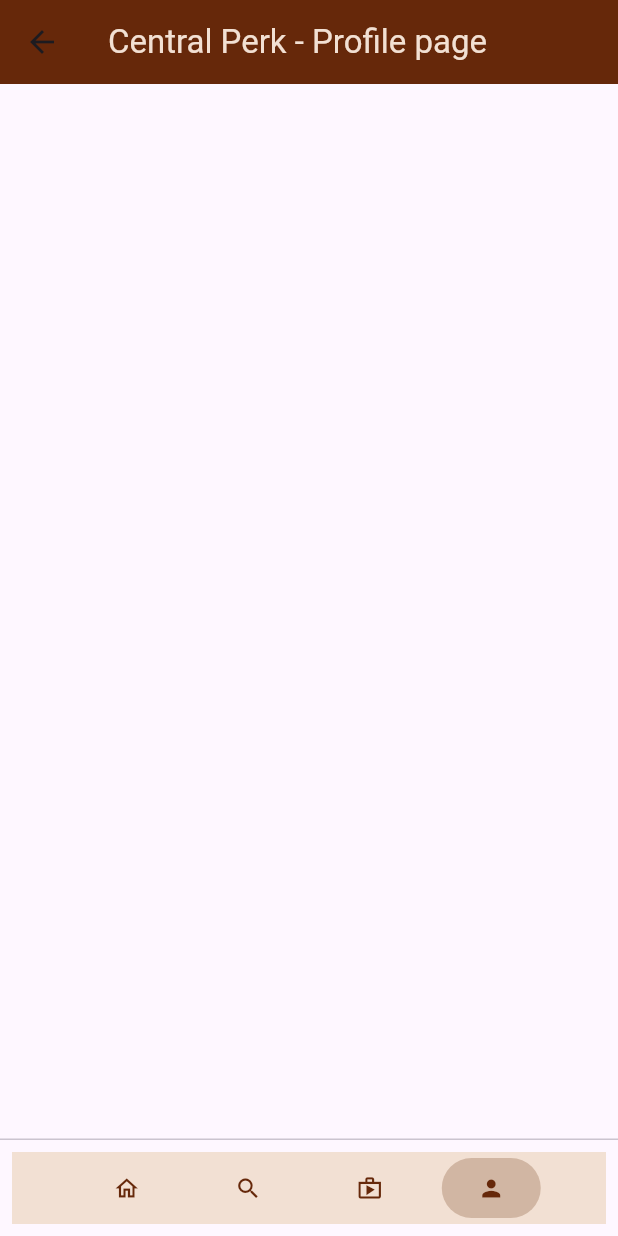
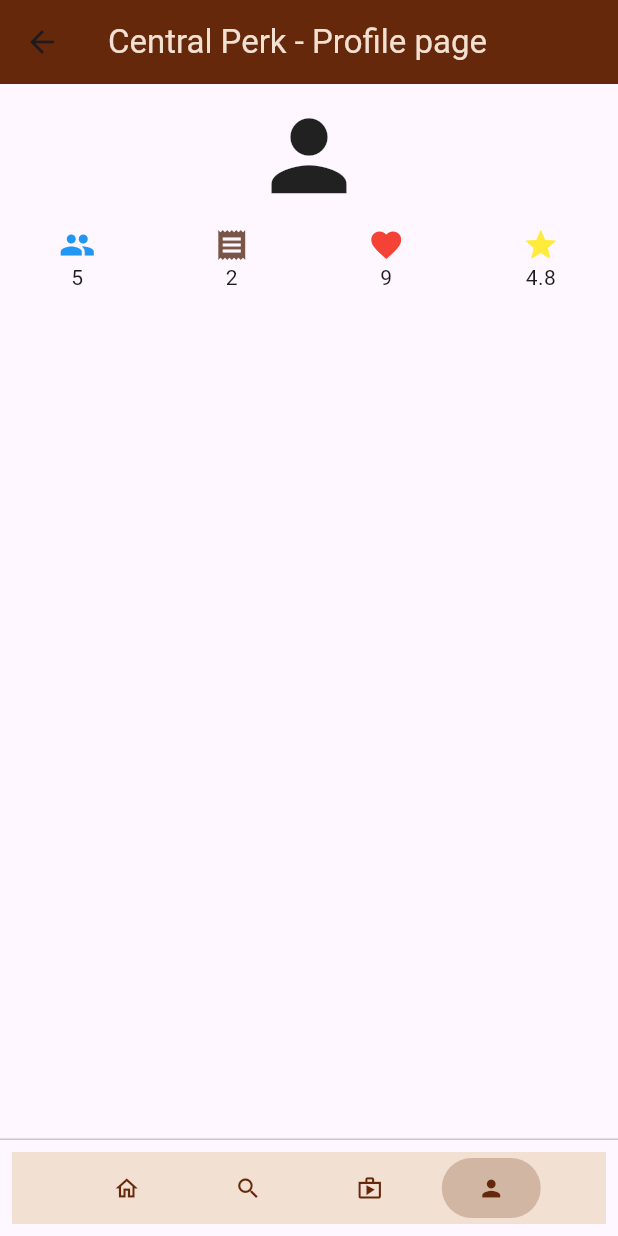
Before and after one commit to YhDiaz/CentralPerk, a Flutter app: the ProfilePage screen opened directly, on a phone screen of 412 x 824 dp. Run offline on Flutter 3.47's test engine with Material 3 defaults, Android fonts, the phone set to English and light mode, and no system bars; our stand-ins replace easy_splash_screen.

Commit message:
Add profile information - Create space for profile image (now it's just an icon). - Display friends information. - Display recipes information. - Display likes information. - Display rating information.

```diff
--- a/lib/pages/page_profile.dart
+++ b/lib/pages/page_profile.dart
@@ -1,12 +1,9 @@
-import 'dart:async';
-
 import 'package:central_perk/models/user_manager.dart';
 import 'package:central_perk/pages/page_search.dart';
 import 'package:central_perk/pages/page_shop.dart';
 import 'package:flutter/material.dart';
 
-class ProfilePage extends StatefulWidget
-{
+class ProfilePage extends StatefulWidget {
   const ProfilePage({super.key, required this.title});
   final String title;
 
@@ -14,87 +11,157 @@
   State<ProfilePage> createState() => _ProfilePageState();
 }
 
-class _ProfilePageState extends State<ProfilePage>
-{
+class _ProfilePageState extends State<ProfilePage> {
   static const double spaceBetweenButtons = 15; //Space between footer buttons
   static const Color footerBarColor =  Color(0xFFF2E0D3);
   static const Color appBarColor = Color(0xFF66280a);
   static const Color appBarTextColor = Color(0xFFF2E0D3);
-
-  String name = UserManager.users[0].name;
 
   final ButtonStyle defaultButton = ElevatedButton.styleFrom //Footer buttons non-linked to current page
   (
     iconColor: appBarColor,
     backgroundColor: footerBarColor
   );
+
   final ButtonStyle selectedButton = ElevatedButton.styleFrom //Footer button linked to current page
   (
     iconColor: appBarColor,
     backgroundColor: const Color(0xFFD1B6A3)
   );
 
-  void _goToHomePage()
-  {
-    setState(()
-    {
+  final int friends = 5;
+  final int myRecipes = 2;
+  final int likes = 9;
+  final double rating = 4.8;
+
+  void _goToHomePage() {
+    setState(() {
       Navigator.pop(context);
     });
   }
 
-  void _goToSearchPage()
-  {
-    setState(()
-    {
+  void _goToSearchPage() {
+    setState(() {
       Navigator.pop(context);
       Navigator.push(context, MaterialPageRoute(builder: (context) => const SearchPage(title: 'Central Perk - Search page')));
     });
   }
 
-  void _goToShopPage()
-  {
-    setState(()
-    {
+  void _goToShopPage() {
+    setState(() {
       Navigator.pop(context);
       Navigator.push(context, MaterialPageRoute(builder: (context) => const ShopPage(title: 'Central Perk - Shop page')));
     });
   }
 
-  void _goToProfilePage()
-  {
-    setState(()
-    {
-
-    });
+  void _goToProfilePage() {
+    setState(() { });
   }
 
   @override
-  Widget build(BuildContext context)
-  {
-    return Scaffold
-    (
-      appBar: AppBar
-      (
+  Widget build(BuildContext context) {
+    return Scaffold(
+      appBar: AppBar(
         backgroundColor: appBarColor,
-        title: Text(widget.title, style: const TextStyle(color: appBarTextColor)),
+        title: Text(
+          widget.title,
+          style: const TextStyle(color: appBarTextColor)
+        ),
       ),
-      persistentFooterButtons:
-      [
-        ColoredBox
-        (
+      body: Center(
+        child: Column(
+          children: [
+            // Image.asset(
+            //   'assets/icons/icon_central_perk_logo.png',
+            //   scale: 50,
+            // )
+            const SizedBox(height: 10,),
+            const Icon( // Profile image.
+              Icons.person,
+              size: 75,
+            ),
+            const SizedBox(height: 10,),
+            Row(
+              mainAxisAlignment: MainAxisAlignment.spaceAround,
+              children: [
+                Column( // Friends counter.
+                  children: [
+                    const Icon(
+                      Icons.people,
+                      color: Colors.blue,
+                      semanticLabel: 'Friends',
+                    ),
+                    // const Text('Friends'),
+                    Text('$friends')
+                  ],
+                ),
+                Column( // Recipes created.
+                  children: [
+                    // const Text('Recipes created'),
+                    const Icon(
+                      Icons.receipt,
+                      color: Colors.brown,
+                      semanticLabel: 'Recipes created',
+                    ),
+                    Text('$myRecipes')
+                  ],
+                ),
+                Column( // Likes received.
+                  children: [
+                    // const Text('Likes received'),
+                    const Icon(
+                      Icons.favorite,
+                      color: Colors.red,
+                      semanticLabel: 'Likes received',
+                    ),
+                    Text('$likes')
+                  ],
+                ),
+                Column( // Average rating.
+                  children: [
+                    // const Text('Average rating'),
+                    const Icon(
+                      Icons.star,
+                      color: Colors.yellow,
+                      semanticLabel: 'Average rating',
+                    ),
+                    Text('$rating')
+                  ],
+                ),
+              ],
+            )
+          ],
+        ),
+      ),
+      persistentFooterButtons: [
+        ColoredBox(
           color: footerBarColor,
-          child: Row
-          (
+          child: Row(
             mainAxisAlignment: MainAxisAlignment.center,
-            children:
-            [
-              FilledButton(onPressed: _goToHomePage, style: defaultButton, child: const Icon(Icons.home_outlined)), //Home button
+            children: [
+              FilledButton( // Home button.
+                onPressed: _goToHomePage,
+                style: defaultButton,
+                child: const Icon(Icons.home_outlined)
+              ),
               const SizedBox(width: spaceBetweenButtons),
-              FilledButton(onPressed: _goToSearchPage, style: defaultButton, child: const Icon(Icons.search_outlined)), //Search button
+              FilledButton( // Search button.
+                onPressed: _goToSearchPage,
+                style: defaultButton,
+                child: const Icon(Icons.search_outlined)
+              ),
               const SizedBox(width: spaceBetweenButtons),
-              FilledButton(onPressed: _goToShopPage, style: defaultButton, child: const Icon(Icons.shop_outlined)), //Shop button
+              FilledButton( // Shop button.
+                onPressed: _goToShopPage,
+                style: defaultButton,
+                child: const Icon(Icons.shop_outlined)
+              ),
               const SizedBox(width: spaceBetweenButtons),
-              FilledButton(onPressed: _goToProfilePage, style: selectedButton, child: const Icon(Icons.person)), //Profile button
+              FilledButton( // Profile button.
+                onPressed: _goToProfilePage,
+                style: selectedButton,
+                child: const Icon(Icons.person)
+              ),
             ],
           )
         )
```
